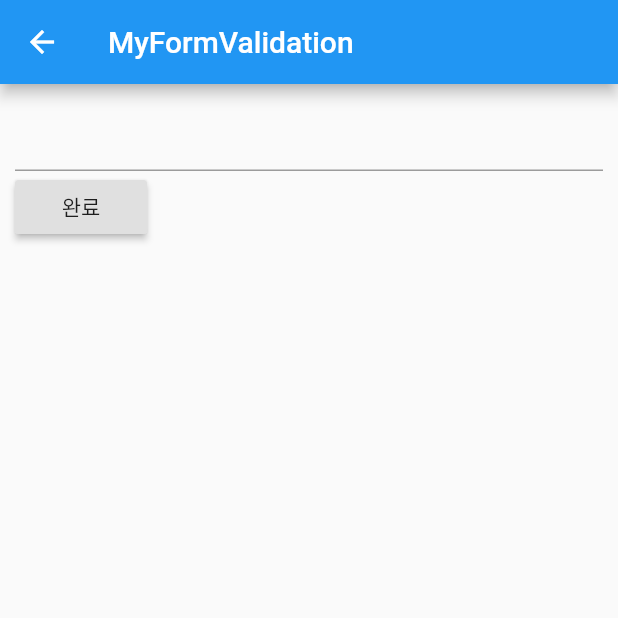
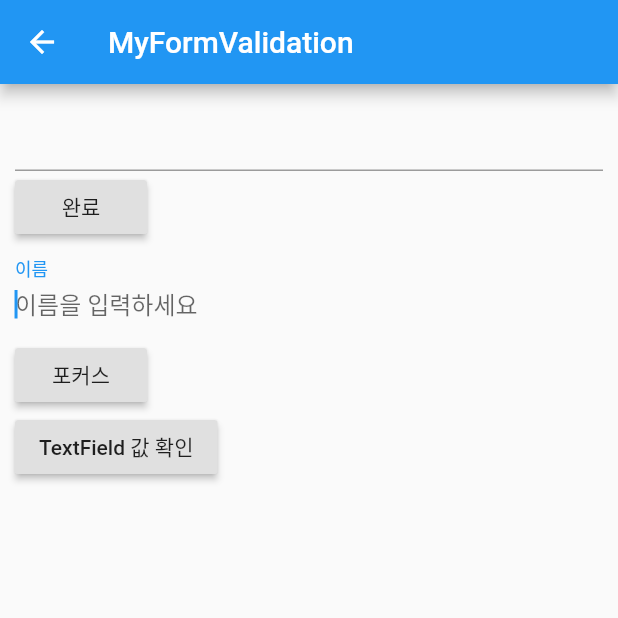
Before and after one commit to juhyeon1114/flutter-mid, a Flutter app: the MyFormValidation screen opened directly, on a phone screen of 412 x 824 dp, the top half of it. Run offline on Flutter 3.47's test engine with Material 2 defaults, Android fonts, the phone set to English and light mode, and no system bars.

Commit message:
log : TextField, AlertDialog까지 들음

```diff
--- a/lib/src/MyFormValidation.dart
+++ b/lib/src/MyFormValidation.dart
@@ -7,6 +7,21 @@ class MyFormValidation extends StatefulWidget {
 
 class _MyFormValidationState extends State<MyFormValidation> {
   final _formKey = GlobalKey<FormState>();
+  FocusNode nameFocusNode;
+  final nameController = TextEditingController();
+
+  @override
+  void initState() {
+    super.initState();
+    nameFocusNode = FocusNode();
+  }
+
+  @override
+  void dispose() {
+    nameFocusNode.dispose(); // FocusNode는 사용하지 않을 때는 해제 해줘야됨
+    nameController.dispose();
+    super.dispose();
+  }
 
   @override
   Widget build(BuildContext context) {
@@ -19,7 +34,7 @@ class _MyFormValidationState extends State<MyFormValidation> {
           child: Column(
             crossAxisAlignment: CrossAxisAlignment.start,
             children: <Widget>[
-              TextFormField(
+              TextFormField( // TextFormField와 TextField의 차이점은 validator가 있냐 없냐
                 validator: (value) {
                   return value.isEmpty ? '공백은 허용되지 않습니다.' : null;
                 },
@@ -33,6 +48,26 @@ class _MyFormValidationState extends State<MyFormValidation> {
                 },
                 child: Text('완료')
               ),
+              TextField(
+                controller: nameController,
+                focusNode: nameFocusNode,
+                autofocus: true,
+                decoration: InputDecoration(hintText: '이름을 입력하세요', border: InputBorder.none, labelText: '이름'),
+                onChanged: (text) {print(text);},
+              ),
+              RaisedButton(
+                onPressed: () {
+                  FocusScope.of(context).requestFocus(nameFocusNode);
+                },
+                child: Text('포커스'),
+              ),
+              RaisedButton(
+                onPressed: () {
+                  print(nameController.text);
+                  showDialog(context: context, builder: (context) => AlertDialog(content: Text(nameController.text)));
+                },
+                child: Text('TextField 값 확인'),
+              )
             ],
           )
         )
```
